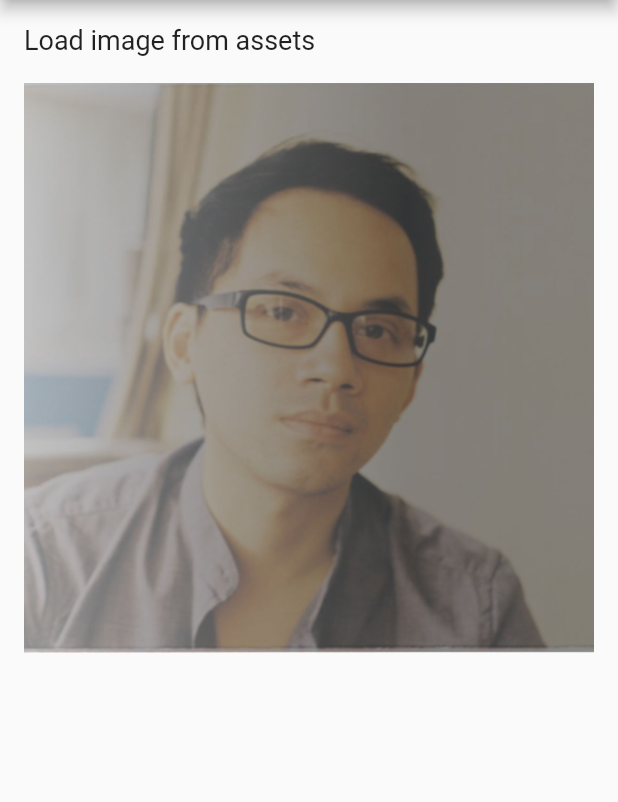
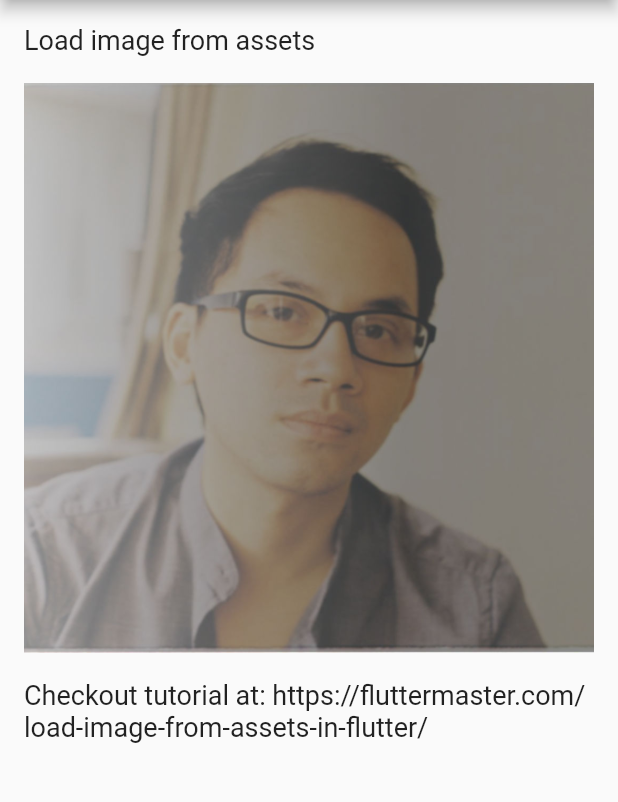
Before and after one commit to petehouston/flutter-image-asset, a Flutter app: the screen it shows after launch, on a phone screen of 412 x 824 dp, the part 84-886 px from its top. Run offline on Flutter 3.47's test engine with Material 2 defaults, Android fonts, the phone set to English and light mode, and no system bars.

Commit message:
Some update

```diff
--- a/lib/main.dart
+++ b/lib/main.dart
@@ -30,6 +30,8 @@ class HomePage extends StatelessWidget {
             Text('Load image from assets', style: TextStyle(fontSize: 18.0),),
             Padding(padding: EdgeInsets.only(bottom: 18.0),),
             Image.asset('assets/images/petehouston.png'),
+            Padding(padding: EdgeInsets.only(bottom: 18.0),),
+            Text('Checkout tutorial at: https://fluttermaster.com/load-image-from-assets-in-flutter/', style: TextStyle(fontSize: 18.0),)
           ],
         ),
       ),
--- a/pubspec.yaml
+++ b/pubspec.yaml
@@ -37,9 +37,9 @@ flutter:
   uses-material-design: true
 
   # To add assets to your application, add an assets section, like this:
-  # assets:
-  #  - images/a_dot_burr.jpeg
-  #  - images/a_dot_ham.jpeg
+# assets:
+#  - images/a_dot_burr.jpeg
+#  - images/a_dot_ham.jpeg
   assets:
     - assets/images/petehouston.png
 
```
